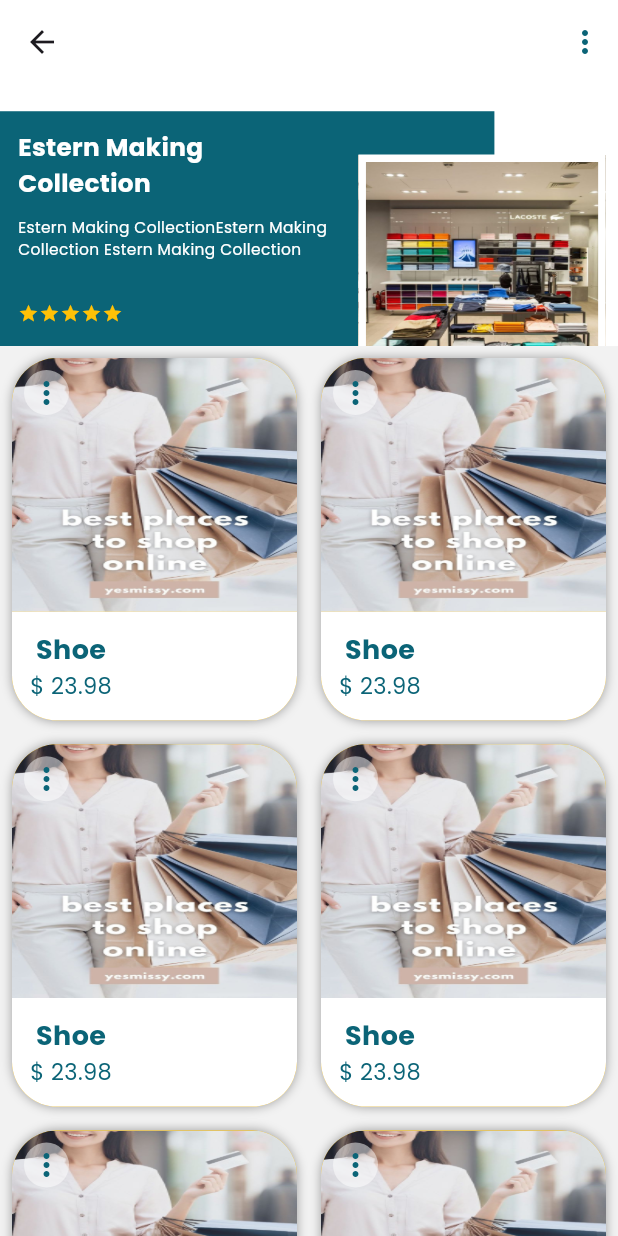
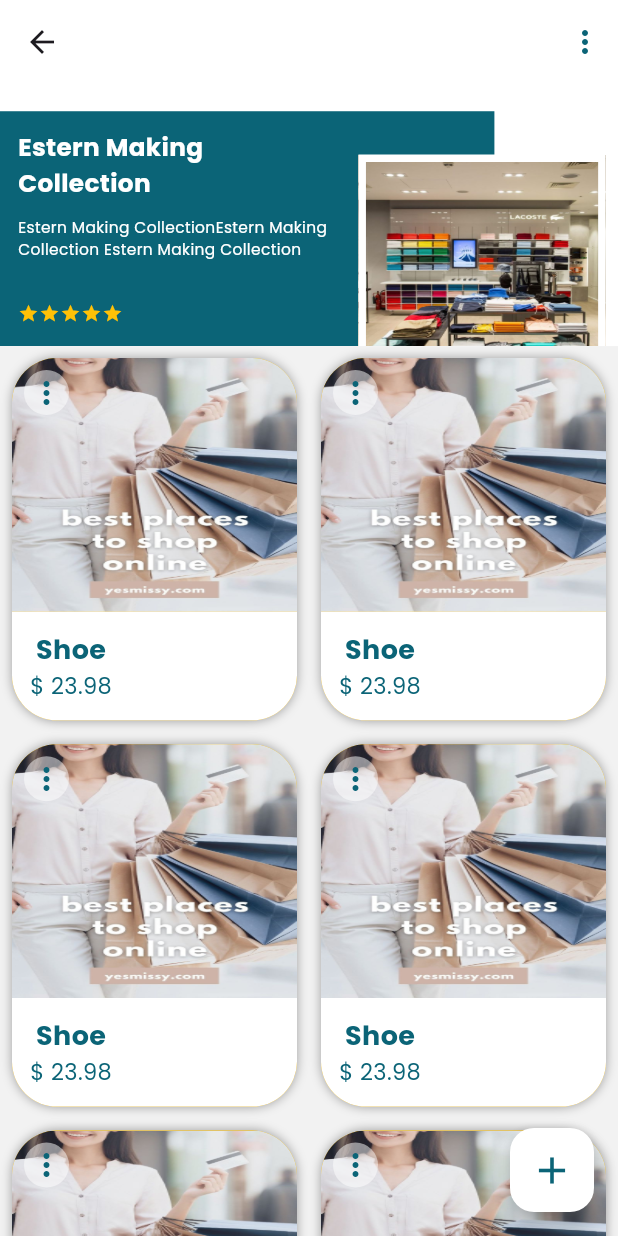
Before and after one commit to bilaalmustafa/sphere, a Flutter app: the StoreProfileScreen screen opened directly, on a phone screen of 412 x 824 dp. Run offline on Flutter 3.47's test engine with Material 3 defaults, Android fonts, the phone set to English and light mode, and no system bars; our stand-ins replace awesome_bottom_bar, carousel_slider, google_fonts; missing offline and left inert: draggable_carousel_slider.

Commit message:
third files commit

```diff
--- a/lib/UI/screens/BottomNavigationBar_Screen/Profile_Screens/StoreProfile_Screen.dart
+++ b/lib/UI/screens/BottomNavigationBar_Screen/Profile_Screens/StoreProfile_Screen.dart
@@ -24,6 +24,16 @@ class StoreProfileScreen extends StatelessWidget {
             condition: 'StoreProfileScreen',
           )
         ],
-        ));
+      ),
+      floatingActionButton: FloatingActionButton(
+        backgroundColor: ConstColors.primarycolor,
+        onPressed: () {},
+        child: Icon(
+          Icons.add,
+          size: 30,
+          color: ConstColors.seconderyColor,
+        ),
+      ),
+    );
   }
 }
```
Also changed, not shown: lib/UI/screens/BottomNavigationBar_Screen/AllStore_Screen/AllStore_Screen.dart (+12 -13 lines). Lines whose indentation alone changed are shown as unchanged.
